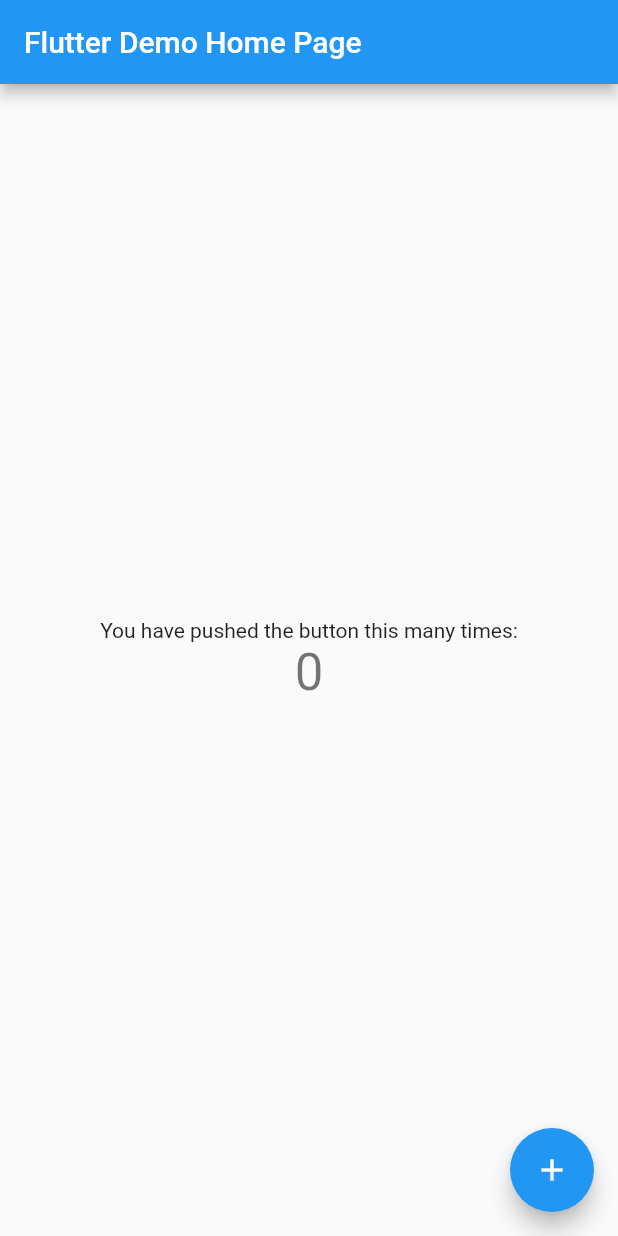
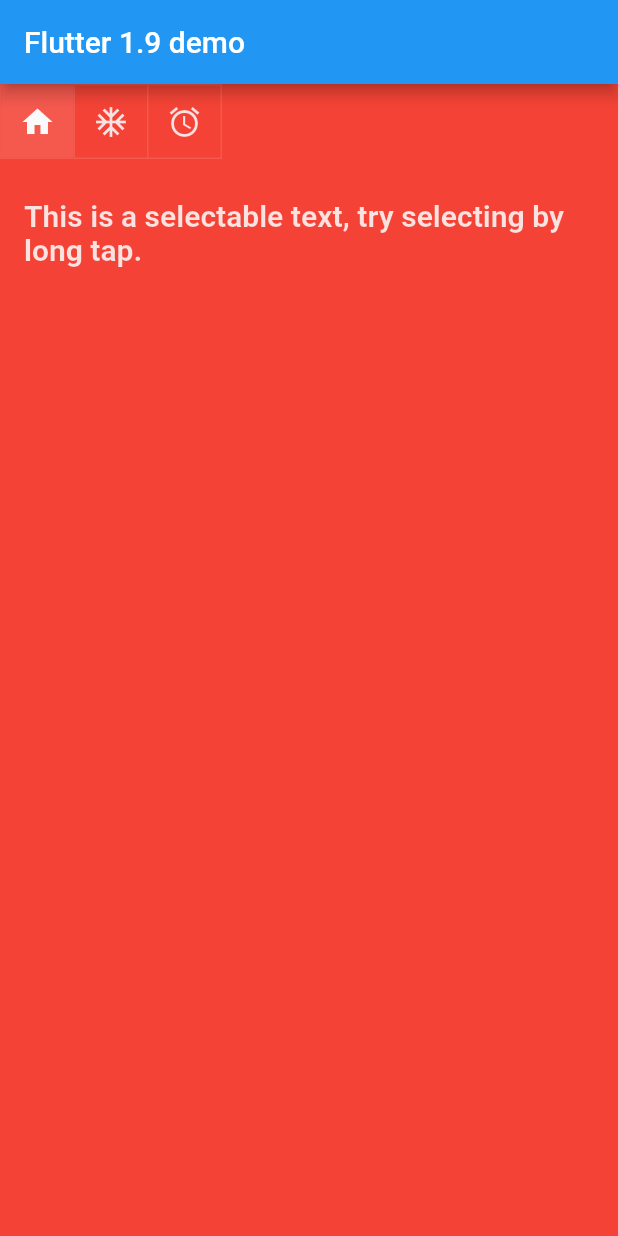
Before and after one commit to lohanidamodar/flutter_1dot9, a Flutter app: the screen it shows after launch, on a phone screen of 412 x 824 dp. Run offline on Flutter 3.47's test engine with Material 2 defaults, Android fonts, the phone set to English and light mode, and no system bars.

Commit message:
testing out widgets

```diff
--- a/lib/main.dart
+++ b/lib/main.dart
@@ -7,105 +7,76 @@ class MyApp extends StatelessWidget {
   @override
   Widget build(BuildContext context) {
     return MaterialApp(
-      title: 'Flutter Demo',
+      title: 'Flutter 1.9',
       theme: ThemeData(
-        // This is the theme of your application.
-        //
-        // Try running your application with "flutter run". You'll see the
-        // application has a blue toolbar. Then, without quitting the app, try
-        // changing the primarySwatch below to Colors.green and then invoke
-        // "hot reload" (press "r" in the console where you ran "flutter run",
-        // or simply save your changes to "hot reload" in a Flutter IDE).
-        // Notice that the counter didn't reset back to zero; the application
-        // is not restarted.
         primarySwatch: Colors.blue,
       ),
-      home: MyHomePage(title: 'Flutter Demo Home Page'),
+      home: HomePage(),
     );
   }
 }
 
-class MyHomePage extends StatefulWidget {
-  MyHomePage({Key key, this.title}) : super(key: key);
+class HomePage extends StatefulWidget {
+  @override
+  _HomePageState createState() => _HomePageState();
+}
 
-  // This widget is the home page of your application. It is stateful, meaning
-  // that it has a State object (defined below) that contains fields that affect
-  // how it looks.
-
-  // This class is the configuration for the state. It holds the values (in this
-  // case the title) provided by the parent (in this case the App widget) and
-  // used by the build method of the State. Fields in a Widget subclass are
-  // always marked "final".
-
-  final String title;
+class _HomePageState extends State<HomePage> {
+  List<bool> isSelected;
 
   @override
-  _MyHomePageState createState() => _MyHomePageState();
-}
-
-class _MyHomePageState extends State<MyHomePage> {
-  int _counter = 0;
-
-  void _incrementCounter() {
-    setState(() {
-      // This call to setState tells the Flutter framework that something has
-      // changed in this State, which causes it to rerun the build method below
-      // so that the display can reflect the updated values. If we changed
-      // _counter without calling setState(), then the build method would not be
-      // called again, and so nothing would appear to happen.
-      _counter++;
-    });
+  void initState() {
+    super.initState();
+    isSelected = [
+      true,
+      false,
+      false,
+    ];
   }
 
   @override
   Widget build(BuildContext context) {
-    // This method is rerun every time setState is called, for instance as done
-    // by the _incrementCounter method above.
-    //
-    // The Flutter framework has been optimized to make rerunning build methods
-    // fast, so that you can just rebuild anything that needs updating rather
-    // than having to individually change instances of widgets.
     return Scaffold(
       appBar: AppBar(
-        // Here we take the value from the MyHomePage object that was created by
-        // the App.build method, and use it to set our appbar title.
-        title: Text(widget.title),
+        title: Text('Flutter 1.9 demo'),
       ),
-      body: Center(
-        // Center is a layout widget. It takes a single child and positions it
-        // in the middle of the parent.
-        child: Column(
-          // Column is also a layout widget. It takes a list of children and
-          // arranges them vertically. By default, it sizes itself to fit its
-          // children horizontally, and tries to be as tall as its parent.
-          //
-          // Invoke "debug painting" (press "p" in the console, choose the
-          // "Toggle Debug Paint" action from the Flutter Inspector in Android
-          // Studio, or the "Toggle Debug Paint" command in Visual Studio Code)
-          // to see the wireframe for each widget.
-          //
-          // Column has various properties to control how it sizes itself and
-          // how it positions its children. Here we use mainAxisAlignment to
-          // center the children vertically; the main axis here is the vertical
-          // axis because Columns are vertical (the cross axis would be
-          // horizontal).
-          mainAxisAlignment: MainAxisAlignment.center,
-          children: <Widget>[
-            Text(
-              'You have pushed the button this many times:',
-            ),
-            Text(
-              '$_counter',
-              style: Theme.of(context).textTheme.display1,
-            ),
-          ],
+      body: SingleChildScrollView(
+        child: ColorFiltered(
+          colorFilter: ColorFilter.mode(Colors.red, BlendMode.srcOut),
+          child: Column(
+            crossAxisAlignment: CrossAxisAlignment.start,
+            children: <Widget>[
+              ToggleButtons(
+                children: <Widget>[
+                  Icon(Icons.home),
+                  Icon(Icons.ac_unit),
+                  Icon(Icons.access_alarm),
+                ],
+                isSelected: isSelected,
+                onPressed: (index) {
+                  setState(() {
+                    for (var i = 0; i < isSelected.length; i++) {
+                      if (i == index) {
+                        isSelected[i] = true;
+                      } else {
+                        isSelected[i] = false;
+                      }
+                    }
+                  });
+                },
+              ),
+              const SizedBox(height: 10.0),
+              Padding(
+                padding: const EdgeInsets.all(16.0),
+                child: SelectableText(
+                  "This is a selectable text, try selecting by long tap.",
+                  style: TextStyle(fontWeight: FontWeight.bold, fontSize: 20.0),
+                ),
+              ),
+            ],
+          ),
         ),
       ),
-      floatingActionButton: FloatingActionButton(
-        onPressed: _incrementCounter,
-        tooltip: 'Increment',
-        child: Icon(Icons.add),
-      ), // This trailing comma makes auto-formatting nicer for build methods.
     );
   }
 }
```
